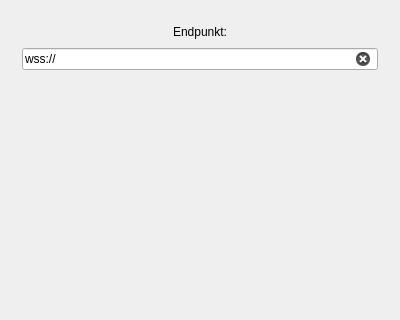
Old version of the form Dialoge/DlgHaupt.ui in the repository QAlarm/Klient; both pictures show x 0 to 400 and y 0 to 320 of the 400 by 473 pixel window.
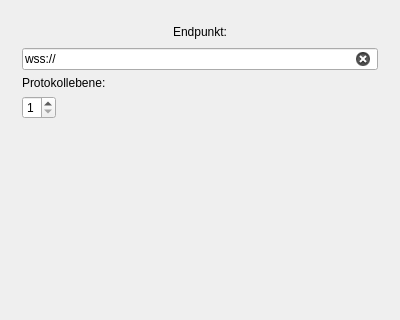
New version of the form. The open tabs and pages were chosen to show the change.

Commit message: - Server und Protokoll kann gespeichert werden

The edit to the form file:
```diff
--- a/Dialoge/DlgHaupt.ui
+++ b/Dialoge/DlgHaupt.ui
@@ -206,6 +206,27 @@
           </item>
          </layout>
         </item>
+        <item>
+         <layout class="QFormLayout" name="formLayout_2">
+          <item row="0" column="0">
+           <widget class="QLabel" name="label_4">
+            <property name="text">
+             <string>Protokollebene:</string>
+            </property>
+           </widget>
+          </item>
+          <item row="1" column="0">
+           <widget class="QSpinBox" name="intProtokoll">
+            <property name="minimum">
+             <number>1</number>
+            </property>
+            <property name="maximum">
+             <number>4</number>
+            </property>
+           </widget>
+          </item>
+         </layout>
+        </item>
         <item>
          <spacer name="verticalSpacer_2">
           <property name="orientation">
@@ -214,7 +235,7 @@
           <property name="sizeHint" stdset="0">
            <size>
             <width>20</width>
-            <height>305</height>
+            <height>20</height>
            </size>
           </property>
          </spacer>
```
Left out of the diff: 5 changed lines with no effect on the pictures. The commit also changes 4 other files.
